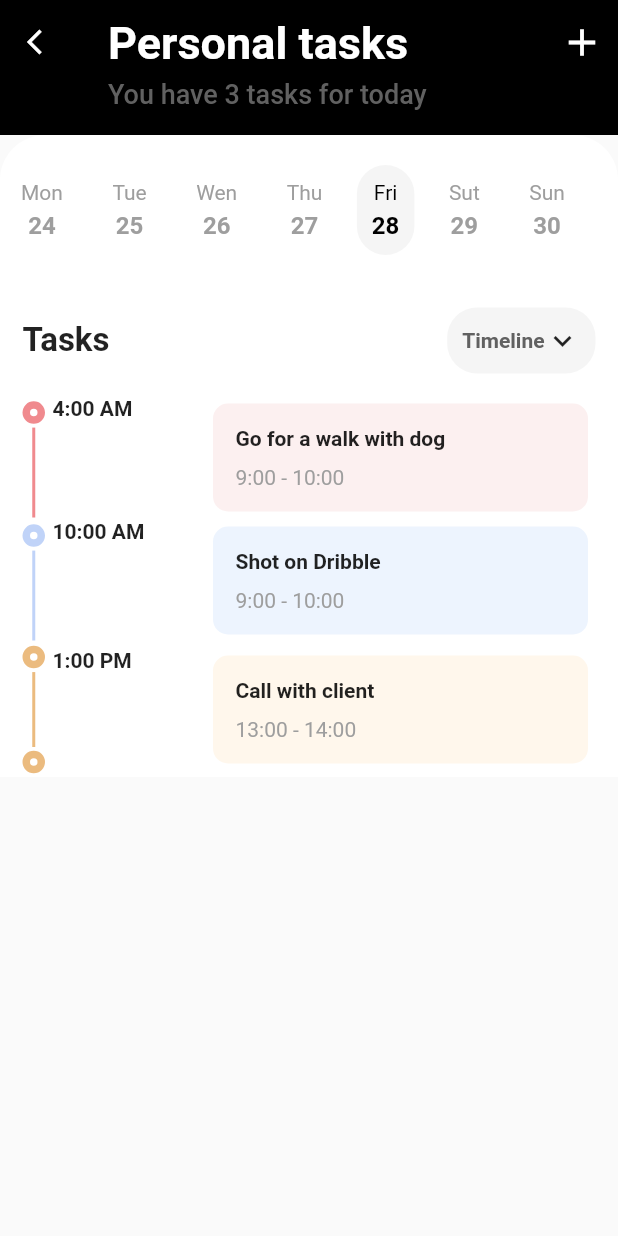
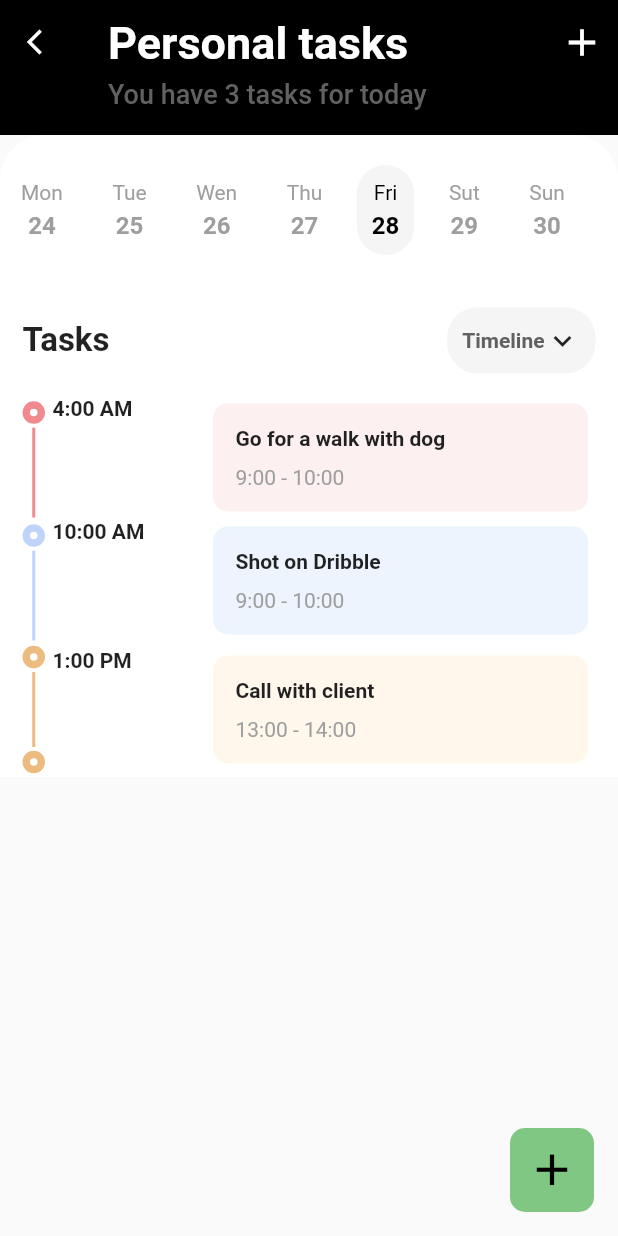
Before and after one commit to kola1332/task_manager, a Flutter app: the screen it shows after launch, after a tap on "Personal", on a phone screen of 412 x 824 dp. Run offline on Flutter 3.47's test engine with Material 2 defaults, Android fonts, the phone set to English and light mode, and no system bars; drawn by our look-alikes of timeline_tile; our stand-ins replace dotted_border, flutter_bloc, get_it.

Commit message:
add floating button

```diff
--- a/lib/screens/detail/detail.dart
+++ b/lib/screens/detail/detail.dart
@@ -27,6 +27,25 @@ class Detailpage extends StatelessWidget {
       }
     }
     return Scaffold(
+      floatingActionButton: FloatingActionButton(
+        shape: RoundedRectangleBorder(
+          // side: BorderSide(
+          //   // color: Colors.black,
+          // ),
+          borderRadius: BorderRadius.circular(10),
+        ),
+        backgroundColor: Colors.green.shade300,
+        elevation: 0,
+        onPressed: () {
+          Navigator.of(context)
+              .push(MaterialPageRoute(builder: (context) => AddTask()));
+        },
+        child: const Icon(
+          Icons.add,
+          size: 35,
+          color: Colors.black,
+        ),
+      ),
       // backgroundColor: Colors.white,
       body: CustomScrollView(
         slivers: [
```
